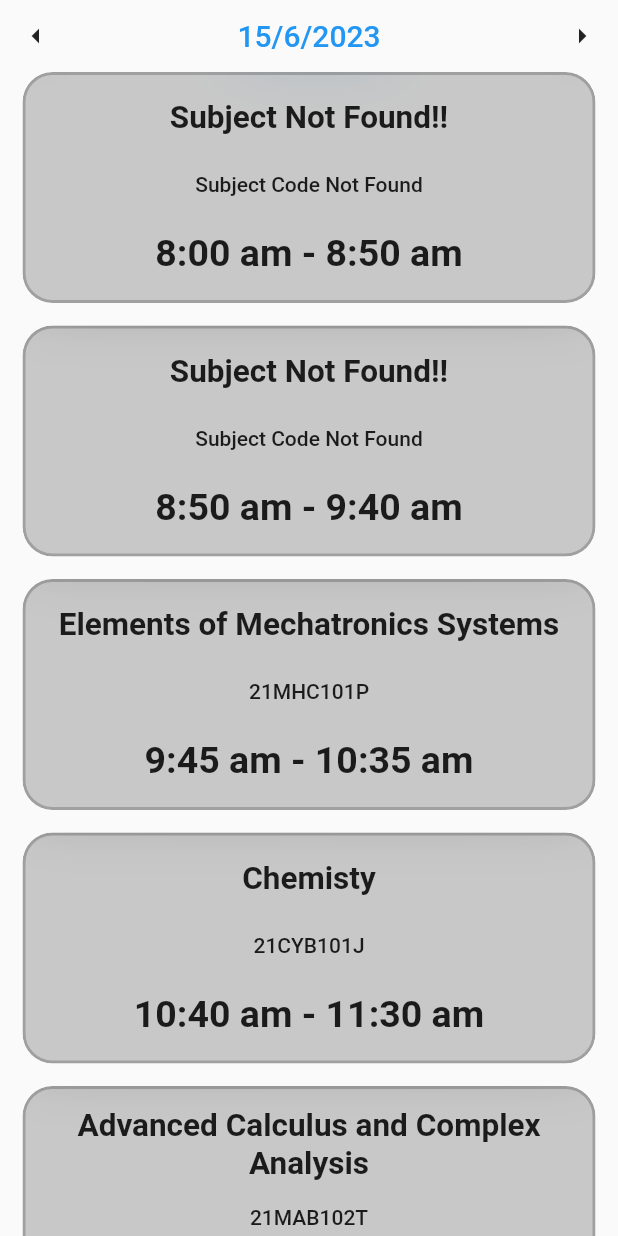
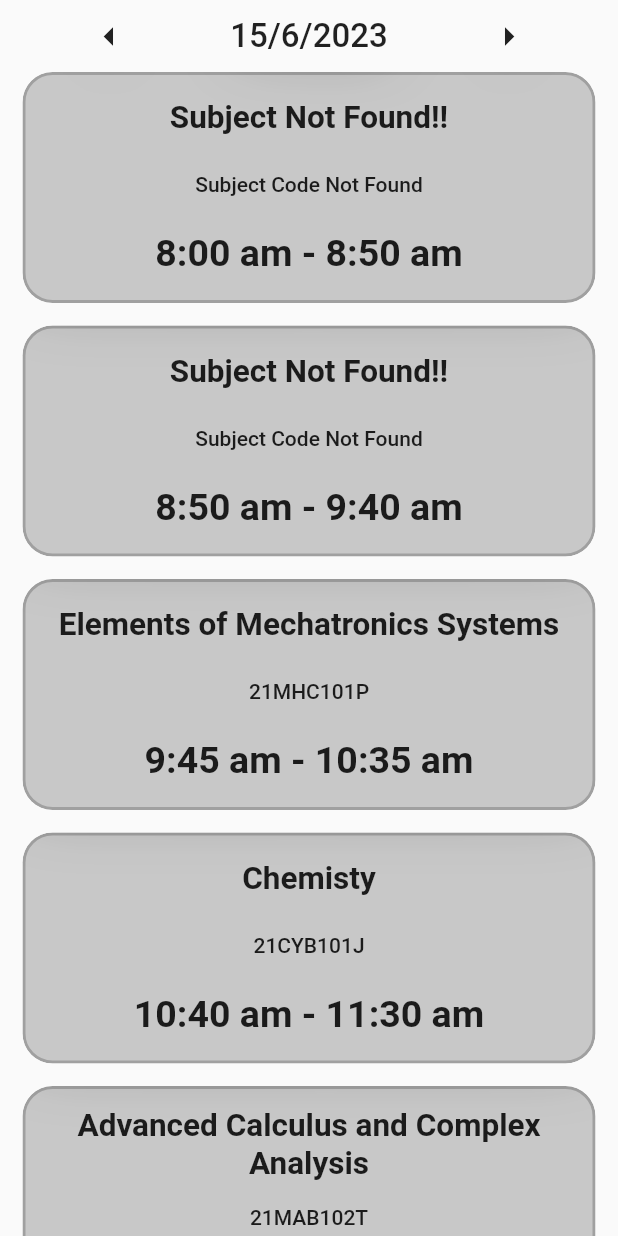
Before and after one commit to Sreeram3927/class_trackr, a Flutter app: the screen it shows after launch, on a phone screen of 412 x 824 dp. Run offline on Flutter 3.47's test engine with Material 2 defaults, Android fonts, the phone set to English and light mode, and no system bars; our stand-ins replace shared_preferences.

Commit message:
improve dateInfo eidget

```diff
--- a/lib/screens/timetable/other_widgets.dart
+++ b/lib/screens/timetable/other_widgets.dart
@@ -4,21 +4,27 @@ import 'package:infinity_project/data/subjects.dart';
 import 'package:infinity_project/screens/timetable/subject_card/subject_card.dart';
 
 Widget changeDate(void Function() fn, String tip, IconData icon, DateTime date) {
-  return IconButton(
+  return TextButton(
     onPressed: DataManager.dateOutOfBounds(date) ? () {} : fn,
-    icon: Icon(icon),
-    tooltip: tip,
+    child: Icon(
+      icon,
+      color: Colors.black87,
+      size: 30.0
+    ),
+    //tooltip: tip,
+
   );
 }
 
-Widget dateText(void Function() fn, DateTime date) {
+Widget currentDateText(void Function() fn, DateTime date) {
   return TextButton(
     onPressed: fn,
     child: Text(
       '${date.day}/${date.month}/${date.year}',
       style: const TextStyle(
-        fontSize: 20.0,
+        fontSize: 22.0,
         fontWeight: FontWeight.w500,
+        color: Colors.black87,
       ),
     )
   );
@@ -31,6 +37,15 @@ Widget holiday() {
       style: TextStyle(fontSize: 50.0),
     ),
   );
+}
+
+Widget dateInfo(List<Widget> data) {
+
+  return Row(
+    mainAxisAlignment: MainAxisAlignment.spaceEvenly,
+    children: data
+  );
+
 }
 
 Widget displayData(List data) {
--- a/lib/screens/timetable/timetable.dart
+++ b/lib/screens/timetable/timetable.dart
@@ -59,16 +59,15 @@ class _TimeTableState extends State<TimeTable> {
 
   @override
   Widget build(BuildContext context) {
-    List<Widget> dateInfo = [
+    List<Widget> dateInfoData = [
       changeDate(previousDate, 'Previous Date', Icons.arrow_left_sharp, _currentDate),
-      dateText(selectDate, _currentDate),
+      currentDateText(selectDate, _currentDate),
       changeDate(nextDate, 'Next Date', Icons.arrow_right_sharp, _currentDate),
     ];
 
     return Column(
       children: [
-        Row(mainAxisAlignment: MainAxisAlignment.spaceBetween, children: dateInfo),
-
+        dateInfo(dateInfoData),
         Expanded(
           child: _isHoliday
             ? holiday()
```
